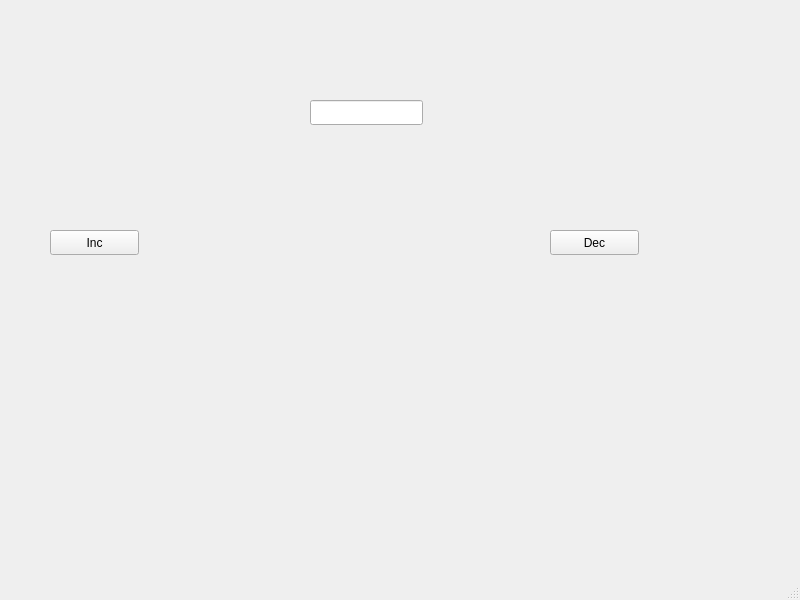
Above: mainwindow.ui from liambanus/Qt_inc_dec before the change. Below: the same form after it.
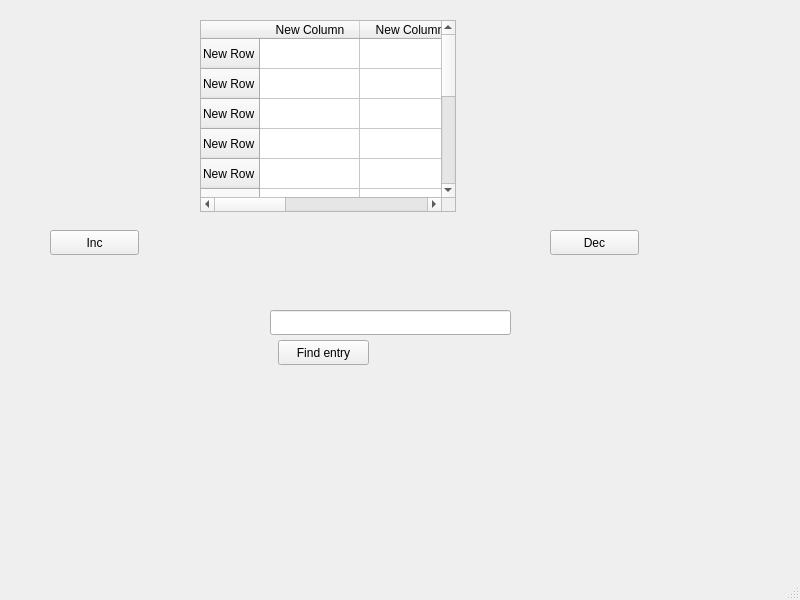
That is the form after the change.

Commit message: Time format displaying correctly

```diff
--- a/mainwindow.ui
+++ b/mainwindow.ui
@@ -17,9 +17,9 @@
    <widget class="QLineEdit" name="displayCnt">
     <property name="geometry">
      <rect>
-      <x>310</x>
-      <y>100</y>
-      <width>113</width>
+      <x>270</x>
+      <y>310</y>
+      <width>241</width>
       <height>25</height>
      </rect>
     </property>
@@ -50,6 +50,104 @@
      <string>Dec</string>
     </property>
    </widget>
+   <widget class="QTableWidget" name="tableWidget">
+    <property name="geometry">
+     <rect>
+      <x>200</x>
+      <y>20</y>
+      <width>256</width>
+      <height>192</height>
+     </rect>
+    </property>
+    <row>
+     <property name="text">
+      <string>New Row</string>
+     </property>
+    </row>
+    <row>
+     <property name="text">
+      <string>New Row</string>
+     </property>
+    </row>
+    <row>
+     <property name="text">
+      <string>New Row</string>
+     </property>
+    </row>
+    <row>
+     <property name="text">
+      <string>New Row</string>
+     </property>
+    </row>
+    <row>
+     <property name="text">
+      <string>New Row</string>
+     </property>
+    </row>
+    <row>
+     <property name="text">
+      <string>New Row</string>
+     </property>
+    </row>
+    <row>
+     <property name="text">
+      <string>New Row</string>
+     </property>
+    </row>
+    <row>
+     <property name="text">
+      <string>New Row</string>
+     </property>
+    </row>
+    <row>
+     <property name="text">
+      <string>New Row</string>
+     </property>
+    </row>
+    <row>
+     <property name="text">
+      <string>New Row</string>
+     </property>
+    </row>
+    <row>
+     <property name="text">
+      <string>New Row</string>
+     </property>
+    </row>
+    <row>
+     <property name="text">
+      <string>New Row</string>
+     </property>
+    </row>
+    <column>
+     <property name="text">
+      <string>New Column</string>
+     </property>
+    </column>
+    <column>
+     <property name="text">
+      <string>New Column</string>
+     </property>
+    </column>
+    <column>
+     <property name="text">
+      <string>New Column</string>
+     </property>
+    </column>
+   </widget>
+   <widget class="QPushButton" name="pushButton_3">
+    <property name="geometry">
+     <rect>
+      <x>278</x>
+      <y>340</y>
+      <width>91</width>
+      <height>25</height>
+     </rect>
+    </property>
+    <property name="text">
+     <string>Find entry</string>
+    </property>
+   </widget>
    <zorder>pushButton</zorder>
    <zorder>pushButton_2</zorder>
    <zorder>displayCnt</zorder>
```
Left out of the diff: 6 changed lines with no effect on the pictures. The commit also changes 2 other files.
